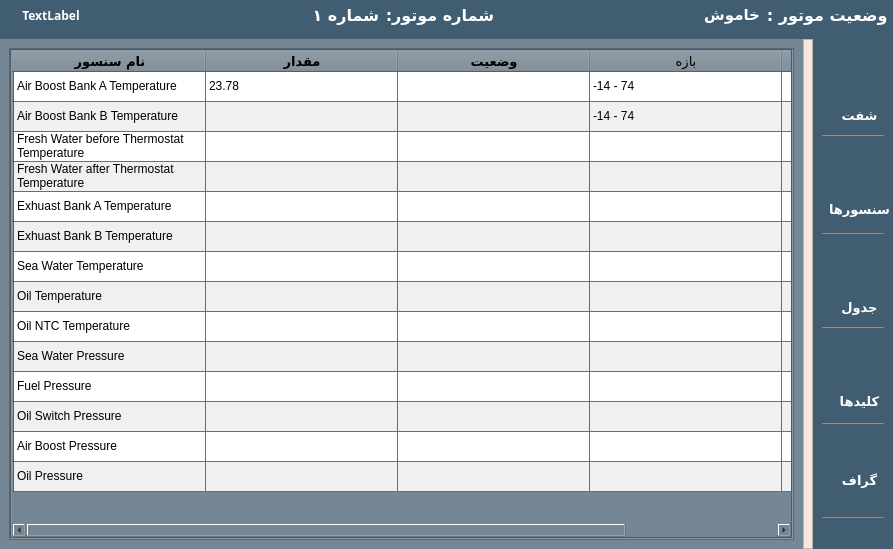
Before: the Qt Designer form main.ui in AmirNikravan/Control-Monitor, drawn with Qt 5.
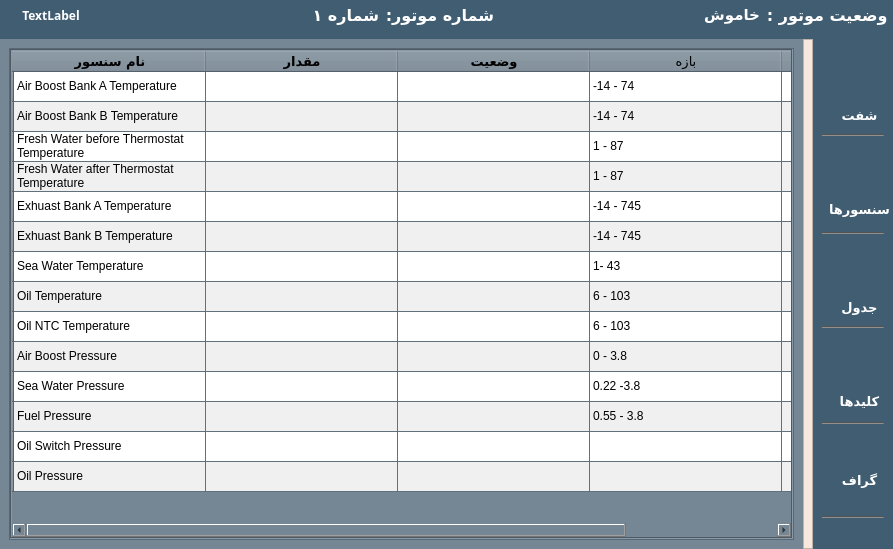
After: the same form once the commit is applied. Icons and pictures are not drawn. Custom widgets are drawn as their Qt base class.

What changed in the file:
```diff
--- a/main.ui
+++ b/main.ui
@@ -1794,7 +1794,7 @@
                 </item>
                 <item row="0" column="1">
                  <property name="text">
-                  <string>23.78</string>
+                  <string/>
                  </property>
                 </item>
                 <item row="0" column="2">
@@ -1857,6 +1857,11 @@
                   <set>AlignCenter</set>
                  </property>
                 </item>
+                <item row="2" column="3">
+                 <property name="text">
+                  <string>1 - 87</string>
+                 </property>
+                </item>
                 <item row="2" column="4">
                  <property name="text">
                   <string>centigrade</string>
@@ -1878,6 +1883,11 @@
                   <set>AlignCenter</set>
                  </property>
                 </item>
+                <item row="3" column="3">
+                 <property name="text">
+                  <string>1 - 87</string>
+                 </property>
+                </item>
                 <item row="3" column="4">
                  <property name="text">
                   <string>centigrade</string>
@@ -1899,6 +1909,11 @@
                   <set>AlignCenter</set>
                  </property>
                 </item>
+                <item row="4" column="3">
+                 <property name="text">
+                  <string>-14 - 745</string>
+                 </property>
+                </item>
                 <item row="4" column="4">
                  <property name="text">
                   <string>centigrade</string>
@@ -1920,6 +1935,11 @@
                   <set>AlignCenter</set>
                  </property>
                 </item>
+                <item row="5" column="3">
+                 <property name="text">
+                  <string>-14 - 745</string>
+                 </property>
+                </item>
                 <item row="5" column="4">
                  <property name="text">
                   <string>centigrade</string>
@@ -1941,6 +1961,11 @@
                   <set>AlignCenter</set>
                  </property>
                 </item>
+                <item row="6" column="3">
+                 <property name="text">
+                  <string>1- 43</string>
+                 </property>
+                </item>
                 <item row="6" column="4">
                  <property name="text">
                   <string>centigrade</string>
@@ -1962,6 +1987,11 @@
                   <set>AlignCenter</set>
                  </property>
                 </item>
+                <item row="7" column="3">
+                 <property name="text">
+                  <string>6 - 103</string>
+                 </property>
+                </item>
                 <item row="7" column="4">
                  <property name="text">
                   <string>centigrade</string>
@@ -1983,6 +2013,11 @@
                   <set>AlignCenter</set>
                  </property>
                 </item>
+                <item row="8" column="3">
+                 <property name="text">
+                  <string>6 - 103</string>
+                 </property>
+                </item>
                 <item row="8" column="4">
                  <property name="text">
                   <string>centigrade</string>
@@ -1993,7 +2028,12 @@
                 </item>
                 <item row="9" column="0">
                  <property name="text">
-                  <string>Sea Water Pressure</string>
+                  <string>Air Boost Pressure</string>
+                 </property>
+                </item>
+                <item row="9" column="3">
+                 <property name="text">
+                  <string>0 - 3.8</string>
                  </property>
                 </item>
                 <item row="9" column="4">
@@ -2006,7 +2046,12 @@
                 </item>
                 <item row="10" column="0">
                  <property name="text">
-                  <string>Fuel Pressure</string>
+                  <string>Sea Water Pressure</string>
+                 </property>
+                </item>
+                <item row="10" column="3">
+                 <property name="text">
+                  <string>0.22 -3.8</string>
                  </property>
                 </item>
                 <item row="10" column="4">
@@ -2019,7 +2064,12 @@
                 </item>
                 <item row="11" column="0">
                  <property name="text">
-                  <string>Oil Switch Pressure</string>
+                  <string>Fuel Pressure</string>
+                 </property>
+                </item>
+                <item row="11" column="3">
+                 <property name="text">
+                  <string>0.55 - 3.8</string>
                  </property>
                 </item>
                 <item row="11" column="4">
@@ -2032,7 +2082,7 @@
                 </item>
                 <item row="12" column="0">
                  <property name="text">
-                  <string>Air Boost Pressure</string>
+                  <string>Oil Switch Pressure</string>
                  </property>
                 </item>
                 <item row="12" column="4">
```
